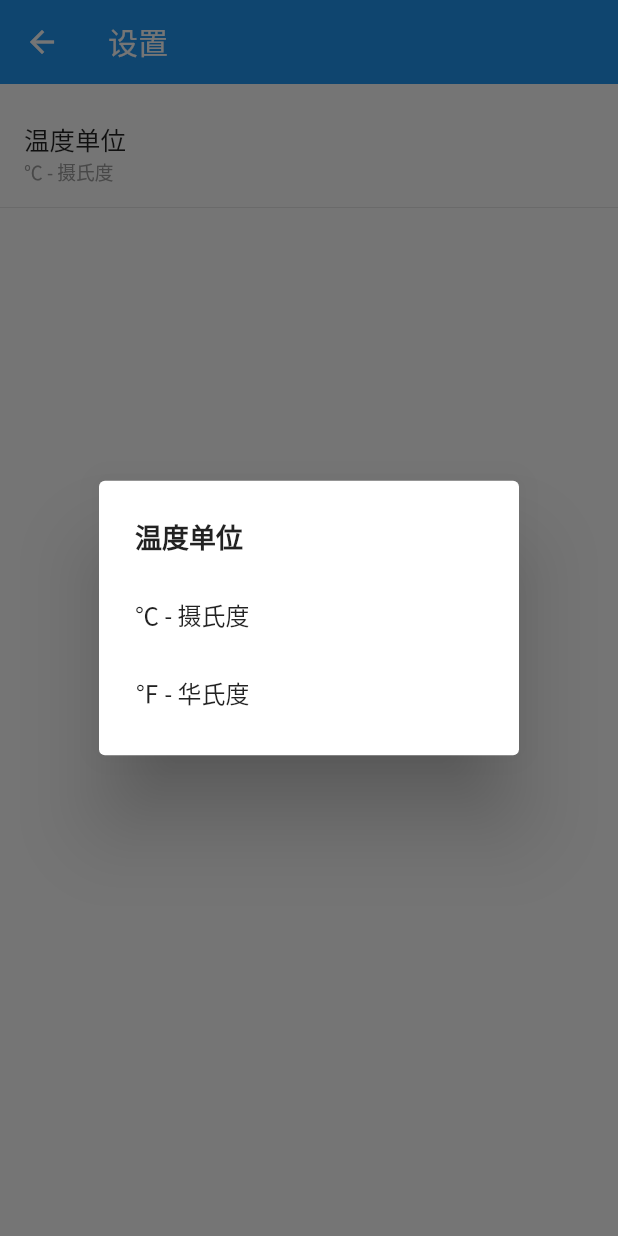
After one commit to GaozyDev/CoolWeather2022, a Flutter app: the SettingPage screen opened by its route, after a tap on "温度单位", on a phone screen of 412 x 824 dp. The commit adds this screen. Run offline on Flutter 3.47's test engine with Material 2 defaults, Android fonts, the phone set to English and light mode, and no system bars; our stand-ins replace fluttertoast, permission_handler, shared_preferences; missing offline and left inert: amap_flutter_location; accounts and stored records are empty.

Commit message:
使用Provider实现设置切换

```diff
--- /dev/null
+++ b/lib/page/SettingPage.dart
@@ -0,0 +1,136 @@
+import 'package:cool_weather_2022/data/unit_model.dart';
+import 'package:flutter/material.dart';
+import 'package:provider/provider.dart';
+import 'package:shared_preferences/shared_preferences.dart';
+
+import '../data/constant.dart';
+
+class SettingPage extends StatefulWidget {
+  const SettingPage({Key? key}) : super(key: key);
+
+  @override
+  State<StatefulWidget> createState() {
+    return SettingPageState();
+  }
+}
+
+class SettingPageState extends State<SettingPage> {
+  bool isNotifyOpen = false;
+
+  @override
+  void initState() {
+    super.initState();
+    _initDate();
+  }
+
+  void _initDate() async {
+    SharedPreferences prefs = await SharedPreferences.getInstance();
+    bool isNotify = prefs.getBool(Constant.spNotifyOpen) ?? false;
+    setState(() {
+      isNotifyOpen = isNotify;
+    });
+  }
+
+  @override
+  Widget build(BuildContext context) {
+    var unitModel = context.watch<UnitModel>();
+    return Scaffold(
+      backgroundColor: Colors.white,
+      appBar: AppBar(
+        title: const Text('设置'),
+        elevation: 0,
+      ),
+      body: ListView(
+        children: [
+          Padding(
+            padding: const EdgeInsets.only(top: 10),
+            child: _unitRowWidget(
+                '温度单位',
+                temperatureUnitList.elementAt(unitModel.temperature.index),
+                temperatureUnitList,
+                // todo 传方法不太好，最好传个 sp 的 key，以下相同
+                unitModel.setTemperatureUnit),
+          ),
+        ],
+      ),
+    );
+  }
+
+  Widget _unitRowWidget(
+      String content, Unit unit, List<Unit> unitList, Function setUnit) {
+    return InkWell(
+      child: Column(
+        crossAxisAlignment: CrossAxisAlignment.start,
+        children: [
+          Padding(
+            padding: const EdgeInsets.symmetric(horizontal: 16, vertical: 14),
+            child: Column(
+              crossAxisAlignment: CrossAxisAlignment.start,
+              children: [
+                Text(
+                  content,
+                  style: const TextStyle(fontSize: 17),
+                ),
+                Text(
+                  unit.toString(),
+                  style: const TextStyle(fontSize: 12.5, color: Colors.grey),
+                )
+              ],
+            ),
+          ),
+          _dividerLayout()
+        ],
+      ),
+      onTap: () {
+        selectUnit(content, unitList, setUnit);
+      },
+    );
+  }
+
+  Widget _dividerLayout() {
+    return Container(
+      width: double.infinity,
+      height: 0.5,
+      color: Colors.grey[300],
+    );
+  }
+
+  selectUnit(String title, List<Unit> unitList, Function setUnit) async {
+    int position = await showDialog(
+        context: context,
+        builder: (BuildContext context) {
+          return SimpleDialog(
+            title: Text(
+              title,
+              style: const TextStyle(
+                  fontSize: 18,
+                  fontWeight: FontWeight.w600,
+                  fontStyle: FontStyle.normal),
+            ),
+            children: getDialogOptionList(unitList),
+          );
+        });
+
+    setUnit(position);
+  }
+
+  List<Widget> getDialogOptionList(List<Unit> unitList) {
+    List<Widget> widgetList = [];
+    for (int i = 0; i < unitList.length; i++) {
+      widgetList.add(SimpleDialogOption(
+        onPressed: () {
+          Navigator.pop(context, i);
+        },
+        child: Padding(
+          padding: const EdgeInsets.symmetric(vertical: 6),
+          child: Text(
+            unitList.elementAt(i).toString(),
+            style: const TextStyle(fontSize: 16),
+          ),
+        ),
+      ));
+    }
+
+    return widgetList;
+  }
+}
```
Also changed, not shown: lib/main.dart (+5 -2 lines), lib/page/WeatherDetailPage.dart (+17 -25 lines).
